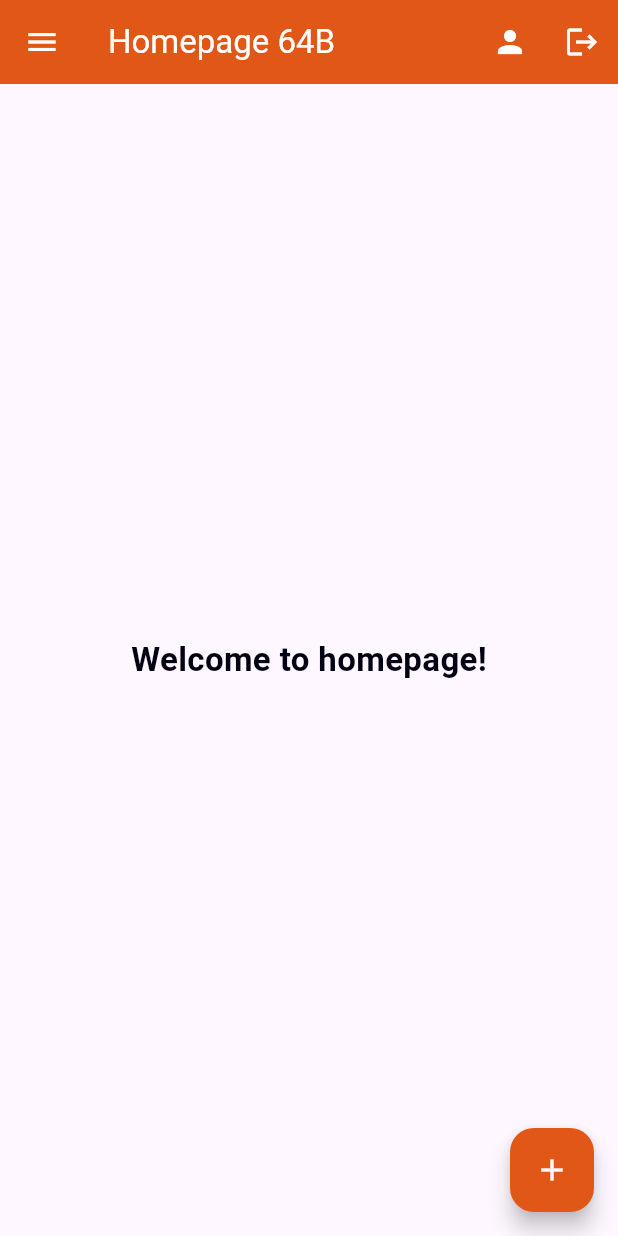
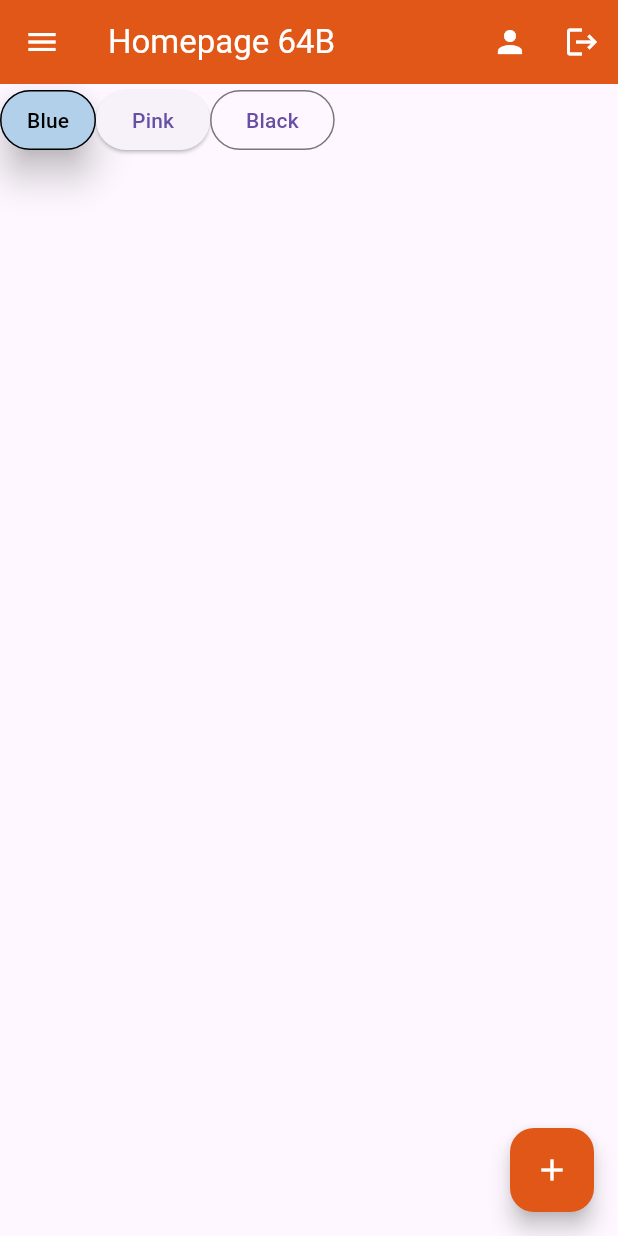
Before and after one commit to itsAMd22/FlutterClassWork, a Flutter app: the screen it shows after launch, on a phone screen of 412 x 824 dp. Run offline on Flutter 3.47's test engine with Material 3 defaults, Android fonts, the phone set to English and light mode, and no system bars; our stand-ins replace material_ui.

Commit message:
buttons updated

```diff
--- a/project_2/lib/home_page.dart
+++ b/project_2/lib/home_page.dart
@@ -17,7 +17,7 @@ class Homepage extends StatelessWidget {
         ],
       ),
       drawer: Drawer(
-        child: Column(
+        child: ListView(
           children: [
             UserAccountsDrawerHeader(
               accountName: Text("Arif"),
@@ -62,18 +62,6 @@ class Homepage extends StatelessWidget {
       ),
       // endDrawer: Drawer(),
 
-
-      body: Center(
-        child: Text(
-          "Welcome to homepage!",
-          style: TextStyle(
-            fontSize: 22,
-            fontWeight: FontWeight.bold,
-            color: Color.fromARGB(255, 1, 0, 18),
-          ),
-        ),
-      ),
-
       floatingActionButton: FloatingActionButton(
         onPressed: (){},
         backgroundColor: const Color.fromARGB(255, 225, 87, 23),
@@ -81,6 +69,25 @@ class Homepage extends StatelessWidget {
         tooltip: "Add",
         child: Icon(Icons.add),
       ),
+
+      body: Row(
+        children: [
+          TextButton(
+            onPressed: (){},
+            style: TextButton.styleFrom(
+              side: BorderSide(),
+              backgroundColor: const Color.fromARGB(255, 178, 208, 234),
+              foregroundColor: Colors.black,
+              shadowColor: Colors.black,
+              elevation: 10,
+            ),
+            child: Text("Blue")
+          ),
+          ElevatedButton(onPressed: (){}, child: Text("Pink")),
+          OutlinedButton(onPressed: (){}, child: Text("Black")),
+        ],
+      ),
+
     );
   }
 }
```
